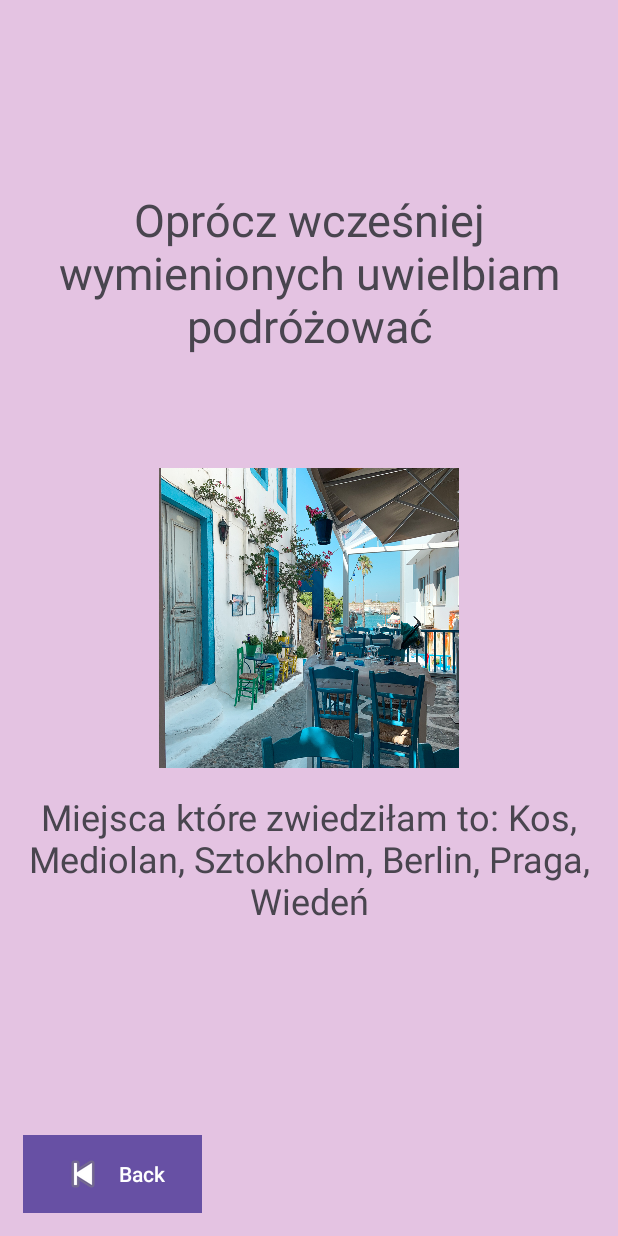
After one commit to Calemira/myKotlinApp, an Android app: the TravelActivity screen opened directly, with no data from a screen before it, on a phone screen of 412 x 824 dp. The commit adds this screen. Run offline under Robolectric (Android 15) with nearby library versions, the phone set to English and light mode, and no system bars.

Commit message:
dodanie ikonki travel

```diff
--- a/app/src/main/AndroidManifest.xml
+++ b/app/src/main/AndroidManifest.xml
@@ -23,6 +23,7 @@
         </activity>
         <activity android:name=".AboutMeActivity"></activity>
         <activity android:name=".QuizActivity"></activity>
+        <activity android:name=".TravelActivity"></activity>
     </application>
 
 </manifest>
--- a/app/src/main/java/com/example/mykotlinapp/AboutMeActivity.kt
+++ b/app/src/main/java/com/example/mykotlinapp/AboutMeActivity.kt
@@ -5,11 +5,21 @@ import android.os.Bundle
 import android.view.View
 import androidx.appcompat.app.AppCompatActivity
 import android.widget.Button
+import android.widget.ImageButton
 
 class AboutMeActivity : AppCompatActivity() {
     override fun onCreate(savedInstanceState: Bundle?) {
         super.onCreate(savedInstanceState)
         setContentView(R.layout.activity_aboutme)
+
+        val earthButton = findViewById<ImageButton>(R.id.earthButton)
+        earthButton.setOnClickListener {
+            // Tutaj otwórz nową aktywność
+            val intent = Intent(this, TravelActivity::class.java)
+            startActivity(intent)
+        }
+
+
     }
 
     fun startQuiz(view: View) {
@@ -24,4 +34,5 @@ class AboutMeActivity : AppCompatActivity() {
     fun goBack(view: View) {
         onBackPressed()
     }
+
 }
--- /dev/null
+++ b/app/src/main/java/com/example/mykotlinapp/TravelActivity.kt
@@ -0,0 +1,18 @@
+package com.example.mykotlinapp
+
+import android.content.Intent
+import android.os.Bundle
+import android.view.View
+import androidx.appcompat.app.AppCompatActivity
+import android.widget.Button
+import android.widget.ImageButton
+
+class TravelActivity : AppCompatActivity() {
+    override fun onCreate(savedInstanceState: Bundle?) {
+        super.onCreate(savedInstanceState)
+        setContentView(R.layout.activity_travel)
+    }
+    fun goBack(view: View) {
+        onBackPressed()
+    }
+}
--- a/app/src/main/res/layout/activity_aboutme.xml
+++ b/app/src/main/res/layout/activity_aboutme.xml
@@ -7,12 +7,22 @@
     tools:context=".MainActivity"
     android:background="#FFC0CB">
 
+    <ImageButton
+        android:id="@+id/earthButton"
+        android:layout_width="100dp"
+        android:layout_height="100dp"
+        android:layout_alignParentEnd="true"
+        android:layout_marginEnd="163dp"
+        android:contentDescription="Earth Icon"
+        android:src="@drawable/ziemia" />
+
     <TextView
         android:layout_width="match_parent"
         android:layout_height="wrap_content"
         android:layout_alignParentBottom="true"
         android:layout_marginBottom="372dp"
         android:padding="16dp"
+        android:gravity="center"
         android:text="Jestem studentką automatyki, robotyki i systemów sterowania na Politechnice Gdańskiej. Moim ulubionym ulubionym zwierzęciem są psy. Pracuje jako programistka systemów wbudowanych, a moja pasja to programowanie i gotowanie. W wolnym czasie gram w gry komputerowe i na PlayStation."
         android:textSize="18sp" />
 
@@ -22,6 +32,7 @@
         android:layout_alignParentBottom="true"
         android:layout_marginBottom="314dp"
         android:padding="16dp"
+        android:gravity="center"
         android:text="Czy chcesz wziąć udział w quizie o mnie?"
         android:textSize="20sp" />
 
--- /dev/null
+++ b/app/src/main/res/layout/activity_travel.xml
@@ -0,0 +1,68 @@
+<?xml version="1.0" encoding="utf-8"?>
+<RelativeLayout xmlns:android="http://schemas.android.com/apk/res/android"
+    xmlns:app="http://schemas.android.com/apk/res-auto"
+    xmlns:tools="http://schemas.android.com/tools"
+    android:layout_width="match_parent"
+    android:layout_height="match_parent"
+    tools:context=".TravelActivity"
+    android:background="#e4c3e2">
+
+    <LinearLayout
+        android:layout_width="match_parent"
+        android:layout_height="wrap_content"
+        android:orientation="vertical"
+        android:id="@+id/buttons_layout">
+    </LinearLayout>
+
+    <LinearLayout
+        android:layout_width="match_parent"
+        android:layout_height="wrap_content"
+        android:orientation="horizontal">
+
+    </LinearLayout>
+
+    <TextView
+        android:id="@+id/aboutme"
+        android:layout_width="match_parent"
+        android:layout_height="wrap_content"
+        android:layout_below="@+id/profileImage"
+        android:layout_alignParentEnd="true"
+        android:layout_marginTop="-386dp"
+        android:layout_marginEnd="0dp"
+        android:gravity="center"
+        android:text="Oprócz wcześniej wymienionych uwielbiam podróżować"
+        android:textSize="30sp" />
+
+    <ImageView
+        android:id="@+id/profileImage"
+        android:layout_width="200dp"
+        android:layout_height="200dp"
+        android:layout_centerInParent="true"
+        android:src="@drawable/kos"
+        android:scaleType="fitXY" />
+
+    <TextView
+        android:id="@+id/yourName"
+        android:layout_width="wrap_content"
+        android:layout_height="wrap_content"
+        android:layout_below="@+id/profileImage"
+        android:layout_centerHorizontal="true"
+        android:gravity="center"
+        android:layout_marginTop="16dp"
+        android:text="Miejsca które zwiedziłam to: Kos, Mediolan, Sztokholm, Berlin, Praga, Wiedeń"
+        android:textSize="24sp" />
+
+    <Button
+        android:id="@+id/buttonBack"
+        android:layout_width="wrap_content"
+        android:layout_height="wrap_content"
+        android:layout_alignParentBottom="true"
+        android:layout_marginTop='610dp'
+        android:layout_margin="15dp"
+        android:background="@android:color/holo_purple"
+        android:drawableLeft="@android:drawable/ic_media_previous"
+        android:onClick="goBack"
+        android:text="Back" />
+
+
+</RelativeLayout>
```
Also changed, not shown: app/src/main/res/drawable/kos.jpg (added), app/src/main/res/drawable/ziemia.jpg (added).
